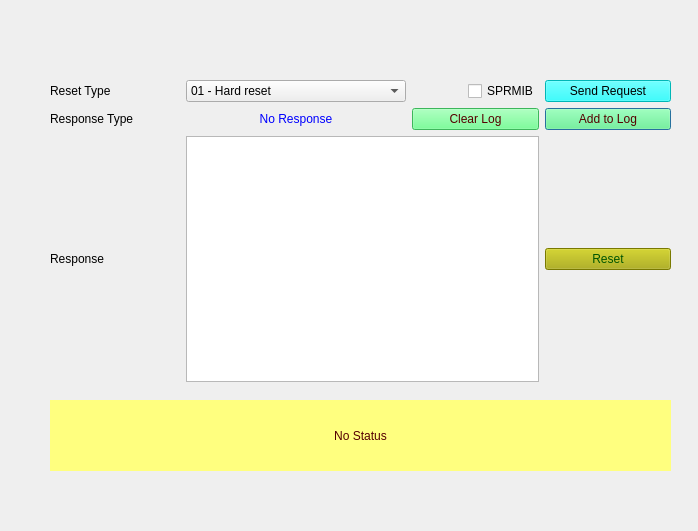
First picture: the form in er_widget.ui, repository VicharaVandana/ProxiCan, before the edit.
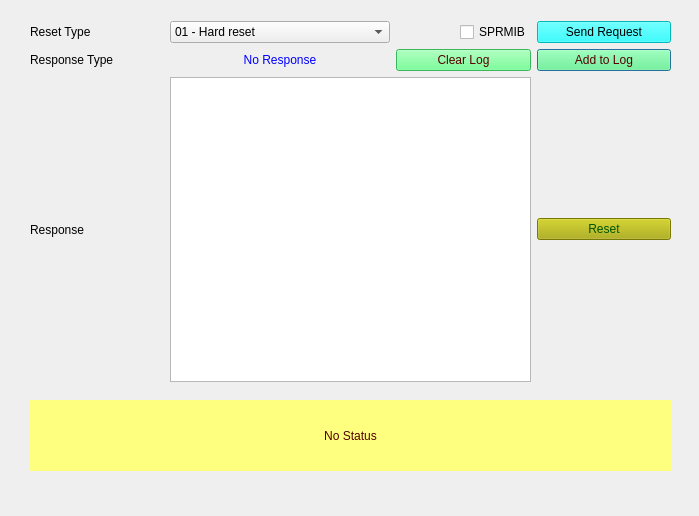
Second picture: the form after the edit.

Diff of the .ui file:
```diff
--- a/er_widget.ui
+++ b/er_widget.ui
@@ -6,8 +6,8 @@
    <rect>
     <x>0</x>
     <y>0</y>
-    <width>698</width>
-    <height>531</height>
+    <width>699</width>
+    <height>516</height>
    </rect>
   </property>
   <property name="windowTitle">
@@ -16,10 +16,10 @@
   <widget class="QWidget" name="layoutWidget">
    <property name="geometry">
     <rect>
-     <x>50</x>
-     <y>80</y>
-     <width>621</width>
-     <height>302</height>
+     <x>30</x>
+     <y>21</y>
+     <width>641</width>
+     <height>361</height>
     </rect>
    </property>
    <layout class="QGridLayout" name="gridLayout">
@@ -181,9 +181,9 @@
   <widget class="QLabel" name="label_status">
    <property name="geometry">
     <rect>
-     <x>50</x>
+     <x>30</x>
      <y>400</y>
-     <width>621</width>
+     <width>641</width>
      <height>71</height>
     </rect>
    </property>
```
